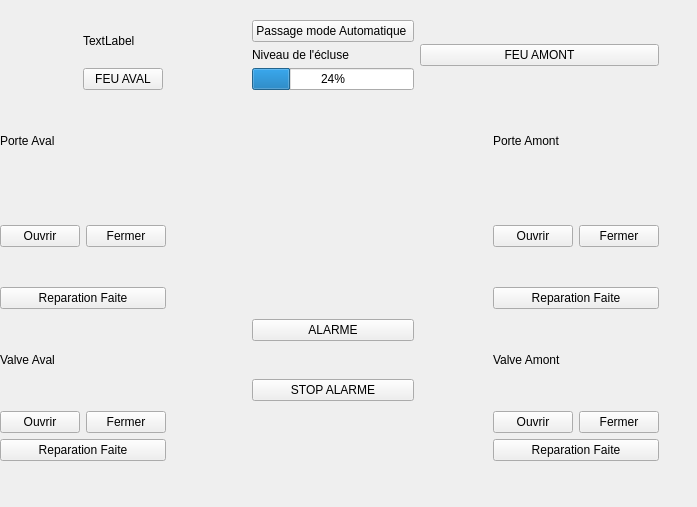
Alpam/Ecluse, file expert.ui: the form before one commit.
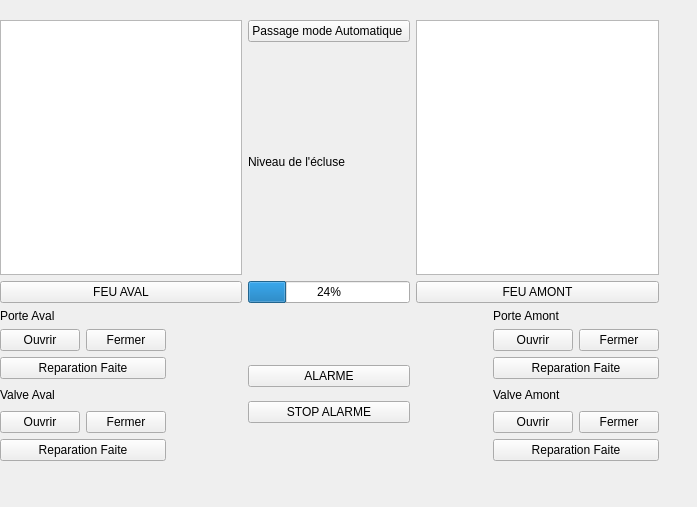
The form after the commit.

Commit message: remis les feu

The edit to the form file:
```diff
--- a/expert.ui
+++ b/expert.ui
@@ -123,13 +123,16 @@
     </item>
     <item row="0" column="5" colspan="2">
      <layout class="QGridLayout" name="gridLayout_4">
-      <item row="0" column="0">
+      <item row="1" column="0">
        <widget class="QPushButton" name="boutonFeuAmont">
         <property name="text">
          <string>FEU AMONT</string>
         </property>
        </widget>
       </item>
+      <item row="0" column="0">
+       <widget class="QGraphicsView" name="feuAmont"/>
+      </item>
      </layout>
     </item>
     <item row="5" column="1">
@@ -237,45 +240,15 @@
     </item>
     <item row="0" column="1" colspan="3">
      <layout class="QGridLayout" name="gridLayout_3">
-      <item row="1" column="1">
+      <item row="1" column="0">
        <widget class="QPushButton" name="boutonFeuAval">
         <property name="text">
          <string>FEU AVAL</string>
         </property>
        </widget>
       </item>
-      <item row="1" column="0">
-       <spacer name="horizontalSpacer_3">
-        <property name="orientation">
-         <enum>Qt::Horizontal</enum>
-        </property>
-        <property name="sizeHint" stdset="0">
-         <size>
-          <width>40</width>
-          <height>20</height>
-         </size>
-        </property>
-       </spacer>
-      </item>
-      <item row="1" column="2">
-       <spacer name="horizontalSpacer_4">
-        <property name="orientation">
-         <enum>Qt::Horizontal</enum>
-        </property>
-        <property name="sizeHint" stdset="0">
-         <size>
-          <width>40</width>
-          <height>20</height>
-         </size>
-        </property>
-       </spacer>
-      </item>
-      <item row="0" column="1">
-       <widget class="QLabel" name="label_5">
-        <property name="text">
-         <string>TextLabel</string>
-        </property>
-       </widget>
+      <item row="0" column="0">
+       <widget class="QGraphicsView" name="feuAval"/>
       </item>
      </layout>
     </item>
```
